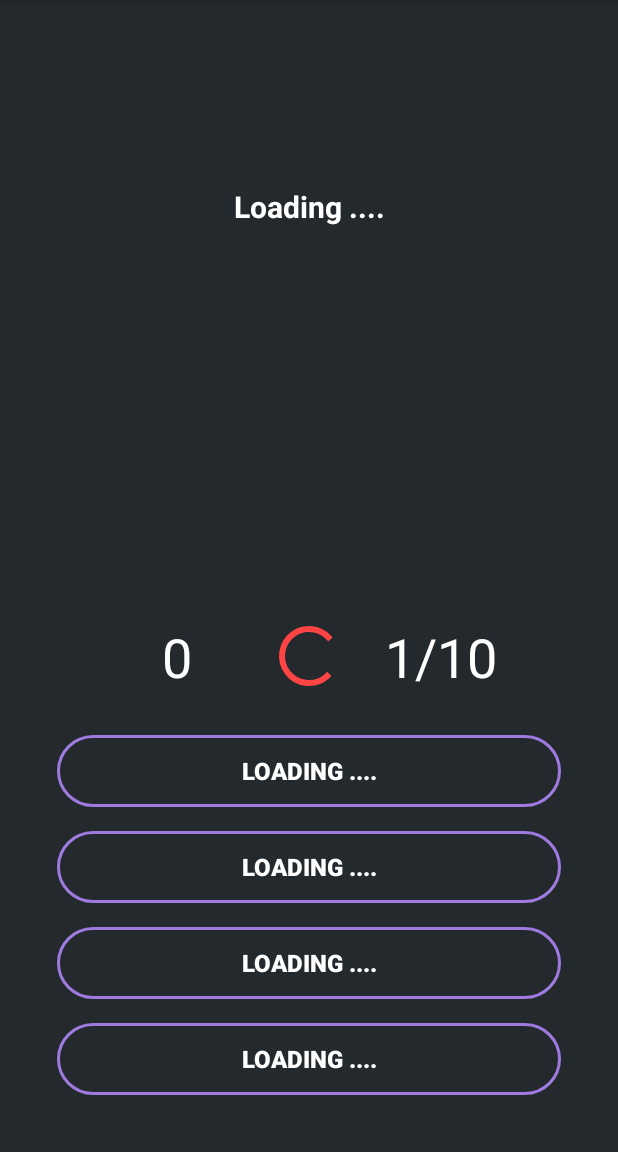
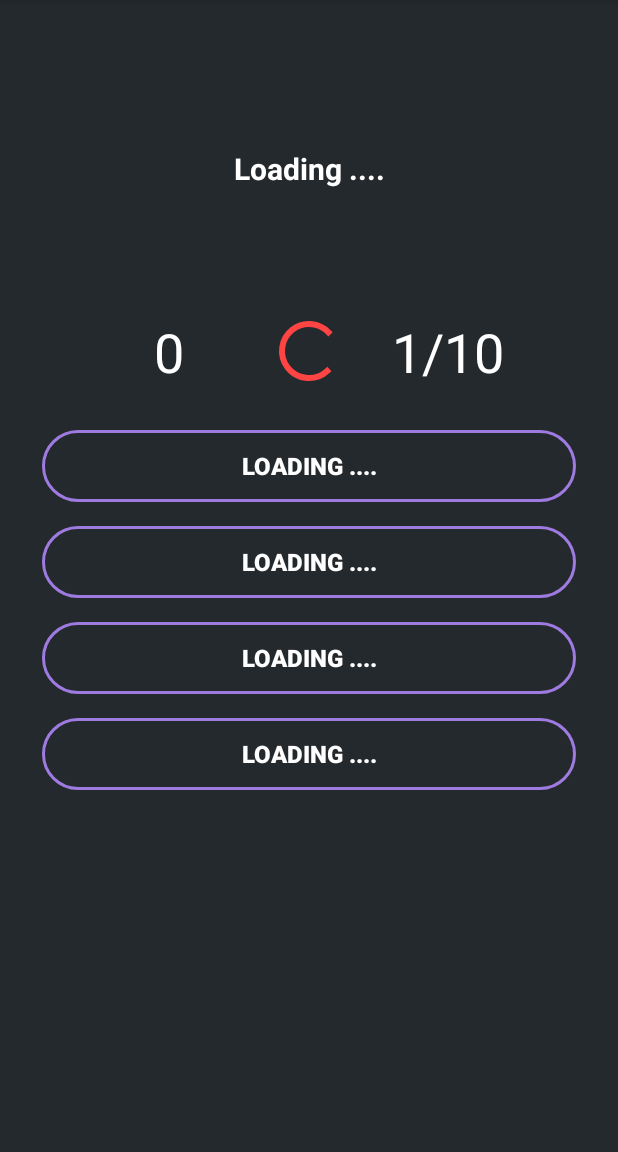
Before and after one commit to praseedm/puzzlebazar, an Android app: the MainActivity screen opened directly, with no data from a screen before it, on a phone screen of 412 x 824 dp, the part 84-1236 px from its top. Run offline under Robolectric (Android 15) with nearby library versions, the phone set to English and light mode, and no system bars; our stand-ins replace Firebase (no records; nobody signed in at launch, a user with empty details on screens opened directly); 1 statement that could not run was skipped.

```diff
--- a/app/src/main/res/layout/content_main.xml
+++ b/app/src/main/res/layout/content_main.xml
@@ -1,5 +1,5 @@
 <?xml version="1.0" encoding="utf-8"?>
-<RelativeLayout xmlns:android="http://schemas.android.com/apk/res/android"
+<ScrollView xmlns:android="http://schemas.android.com/apk/res/android"
     xmlns:app="http://schemas.android.com/apk/res-auto"
     xmlns:tools="http://schemas.android.com/tools"
     android:layout_width="match_parent"
@@ -8,148 +8,156 @@
     tools:context=".MainActivity"
     tools:showIn="@layout/activity_main">
 
+    <LinearLayout
+        android:layout_width="match_parent"
+        android:layout_height="match_parent"
+        android:orientation="vertical">
+
         <RelativeLayout
             android:layout_width="match_parent"
-        android:layout_height="250dp">
+            android:layout_height="200dp">
+
             <ImageView
-            android:layout_width="300dp"
-            android:layout_height="200dp"
                 android:id="@+id/question_image"
+                android:layout_width="280dp"
+                android:layout_height="180dp"
                 android:layout_alignParentTop="true"
                 android:layout_centerHorizontal="true"
                 android:layout_marginTop="25dp"
                 android:gravity="center"
-            android:visibility="invisible"/>
+                android:visibility="invisible" />
+
             <TextView
-            android:layout_alignParentBottom="true"
+                android:id="@+id/question_text"
                 android:layout_width="match_parent"
                 android:layout_height="wrap_content"
-            android:id="@+id/question_text"
-            android:textColor="@android:color/white"
-            android:textStyle="bold"
-            android:textSize="20sp"
+                android:layout_alignParentBottom="true"
                 android:layout_alignParentTop="true"
                 android:layout_centerHorizontal="true"
                 android:layout_marginTop="25dp"
+                android:gravity="center"
                 android:padding="5dp"
-            android:gravity="center"
-            android:text="@string/loading_message"/>
+                android:text="@string/loading_message"
+                android:textColor="@android:color/white"
+                android:textSize="20sp"
+                android:textStyle="bold" />
 
         </RelativeLayout>
 
 
-
         <RelativeLayout
+            android:layout_width="wrap_content"
+            android:layout_height="wrap_content"
             android:layout_alignParentBottom="true"
-        android:layout_margin="30dp"
-        android:paddingTop="20dp"
-        android:layout_width="wrap_content"
-        android:layout_height="wrap_content">
-
+            android:layout_marginLeft="20dp"
+            android:layout_marginRight="20dp">
 
 
             <LinearLayout
+                android:id="@+id/group"
                 android:layout_width="match_parent"
                 android:layout_height="wrap_content"
                 android:orientation="vertical"
-        android:paddingTop="10dp"
-        android:id="@+id/group">
+                android:paddingTop="10dp">
 
                 <RelativeLayout
                     android:layout_width="match_parent"
                     android:layout_height="wrap_content"
                     android:layout_marginBottom="20dp">
+
                     <LinearLayout
                         android:layout_width="match_parent"
                         android:layout_height="wrap_content"
-                android:weightSum="2"
-                android:orientation="horizontal">
+                        android:orientation="horizontal"
+                        android:weightSum="2">
 
                         <TextView
                             android:id="@+id/score"
-                    android:textColor="@android:color/white"
-                    android:layout_weight="1"
                             android:layout_width="0dp"
                             android:layout_height="wrap_content"
+                            android:layout_weight="1"
                             android:gravity="center_horizontal"
                             android:text="0"
+                            android:textColor="@android:color/white"
                             android:textSize="36sp" />
 
                         <TextView
                             android:id="@+id/totalQuestions"
-                    android:textColor="@android:color/white"
-                    android:layout_weight="1"
                             android:layout_width="0dp"
                             android:layout_height="wrap_content"
+                            android:layout_weight="1"
                             android:gravity="center_horizontal"
                             android:text="1/10"
+                            android:textColor="@android:color/white"
                             android:textSize="36sp" />
 
                     </LinearLayout>
 
                     <ProgressBar
+                        android:id="@+id/progressbar"
+                        style="@style/Widget.AppCompat.ProgressBar"
                         android:layout_width="match_parent"
                         android:layout_height="wrap_content"
                         android:layout_centerInParent="true"
-                android:id="@+id/progressbar"
-                style="@style/Widget.AppCompat.ProgressBar"
                         android:layout_marginLeft="5dp"
                         android:layout_marginRight="5dp"
                         android:max="5"
-                android:theme="@style/AppTheme.RedAccent"/>
+                        android:theme="@style/AppTheme.RedAccent" />
                 </RelativeLayout>
 
                 <Button
                     android:id="@+id/Answer1"
-            android:text="@string/loading_message"
-            android:background="@drawable/buttonstyle"
+                    style="@style/Widget.AppCompat.Button.Borderless"
                     android:layout_width="match_parent"
                     android:layout_height="wrap_content"
+                    android:layout_margin="8dp"
+                    android:background="@drawable/buttonstyle"
+                    android:text="@string/loading_message"
                     android:textColor="#ffff"
-            android:layout_margin="8dp"
-            android:textStyle="bold"
-            style="@style/Widget.AppCompat.Button.Borderless"
-            android:textSize="@dimen/optionTextSize"/>
+                    android:textSize="@dimen/optionTextSize"
+                    android:textStyle="bold" />
 
                 <Button
                     android:id="@+id/Answer2"
-            android:text="@string/loading_message"
-            android:background="@drawable/buttonstyle"
+                    style="@style/Widget.AppCompat.Button.Borderless"
                     android:layout_width="match_parent"
                     android:layout_height="wrap_content"
+                    android:layout_margin="8dp"
+                    android:background="@drawable/buttonstyle"
+                    android:text="@string/loading_message"
                     android:textColor="#ffff"
-            android:layout_margin="8dp"
-            android:textStyle="bold"
-            style="@style/Widget.AppCompat.Button.Borderless"
-            android:textSize="@dimen/optionTextSize"/>
+                    android:textSize="@dimen/optionTextSize"
+                    android:textStyle="bold" />
 
                 <Button
                     android:id="@+id/Answer3"
-            android:text="@string/loading_message"
-            android:background="@drawable/buttonstyle"
+                    style="@style/Widget.AppCompat.Button.Borderless"
                     android:layout_width="match_parent"
                     android:layout_height="wrap_content"
+                    android:layout_margin="8dp"
+                    android:background="@drawable/buttonstyle"
+                    android:text="@string/loading_message"
                     android:textColor="#ffff"
-            android:layout_margin="8dp"
-            android:textStyle="bold"
-            style="@style/Widget.AppCompat.Button.Borderless"
-            android:textSize="@dimen/optionTextSize"/>
+                    android:textSize="@dimen/optionTextSize"
+                    android:textStyle="bold" />
 
                 <Button
                     android:id="@+id/Answer4"
-            android:text="@string/loading_message"
-            android:background="@drawable/buttonstyle"
+                    style="@style/Widget.AppCompat.Button.Borderless"
                     android:layout_width="match_parent"
                     android:layout_height="wrap_content"
+                    android:layout_margin="8dp"
+                    android:background="@drawable/buttonstyle"
+                    android:text="@string/loading_message"
                     android:textColor="#ffff"
-            android:layout_margin="8dp"
-            android:textStyle="bold"
-            style="@style/Widget.AppCompat.Button.Borderless"
-            android:textSize="@dimen/optionTextSize"/>
+                    android:textSize="@dimen/optionTextSize"
+                    android:textStyle="bold" />
 
             </LinearLayout>
 
 
         </RelativeLayout>
 
-</RelativeLayout>
+    </LinearLayout>
+
+</ScrollView>
--- a/app/src/main/res/layout/content_profile.xml
+++ b/app/src/main/res/layout/content_profile.xml
@@ -1,11 +1,16 @@
 <?xml version="1.0" encoding="utf-8"?>
-<RelativeLayout xmlns:android="http://schemas.android.com/apk/res/android"
+<ScrollView xmlns:android="http://schemas.android.com/apk/res/android"
     xmlns:app="http://schemas.android.com/apk/res-auto"
     xmlns:tools="http://schemas.android.com/tools"
     android:layout_width="match_parent"
     android:layout_height="match_parent"
+    app:layout_behavior="@string/appbar_scrolling_view_behavior"
     tools:context=".ProfileActivity"
     tools:showIn="@layout/activity_profile">
+
+    <RelativeLayout
+        android:layout_width="match_parent"
+        android:layout_height="match_parent">
 
         <de.hdodenhof.circleimageview.CircleImageView
             android:id="@+id/profileImageView"
@@ -22,40 +27,43 @@
             android:layout_width="match_parent"
             android:layout_height="wrap_content"
             android:layout_below="@+id/profileImageView"
+            android:layout_marginTop="5dp"
             android:gravity="center"
             android:text="name"
             android:textAllCaps="true"
             android:textAppearance="?android:attr/textAppearanceLarge"
-        android:textColor="@android:color/white"
-        android:layout_marginTop="5dp"/>
+            android:textColor="@android:color/white" />
 
         <TextView
             android:id="@+id/profileEmail"
             android:layout_width="match_parent"
             android:layout_height="wrap_content"
             android:layout_below="@+id/profileName"
+            android:layout_marginBottom="10dp"
             android:gravity="center"
             android:text="email"
             android:textAppearance="?android:attr/textAppearanceSmall"
-        android:textColor="@android:color/white"
-        android:layout_marginBottom="10dp"/>
+            android:textColor="@android:color/white" />
 
         <Button
-        android:layout_marginTop="30dp"
-        android:layout_centerHorizontal="true"
-        android:layout_below="@+id/profileEmail"
+            android:layout_marginBottom="10dp"
             android:id="@+id/startB"
             android:layout_width="250dp"
             android:layout_height="wrap_content"
+            android:layout_below="@+id/profileEmail"
+            android:layout_centerHorizontal="true"
             android:layout_gravity="center"
+            android:layout_marginTop="30dp"
             android:background="@drawable/buttonstyle"
             android:clickable="true"
+            android:onClick="chooseCategory"
             android:padding="15dp"
             android:text="START"
-        android:textStyle="bold"
+            android:textColor="@color/colorAccent"
             android:textSize="25sp"
-        android:textColor="@color/colorAccent"
-        android:onClick="chooseCategory"/>
+            android:textStyle="bold" />
+
+    </RelativeLayout>
 
 
-</RelativeLayout>
+</ScrollView>
```
Lines whose indentation alone changed are shown as unchanged.
